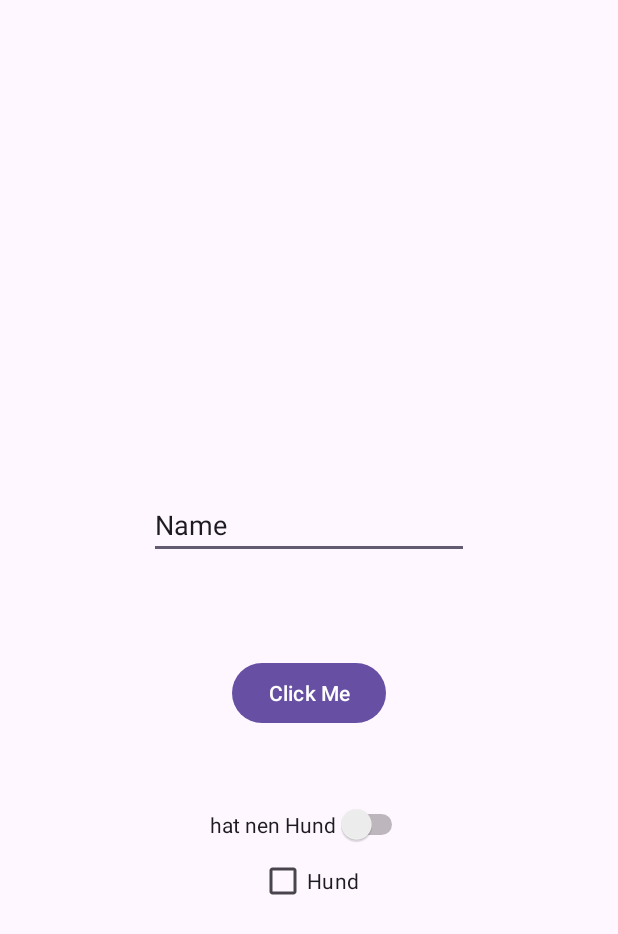
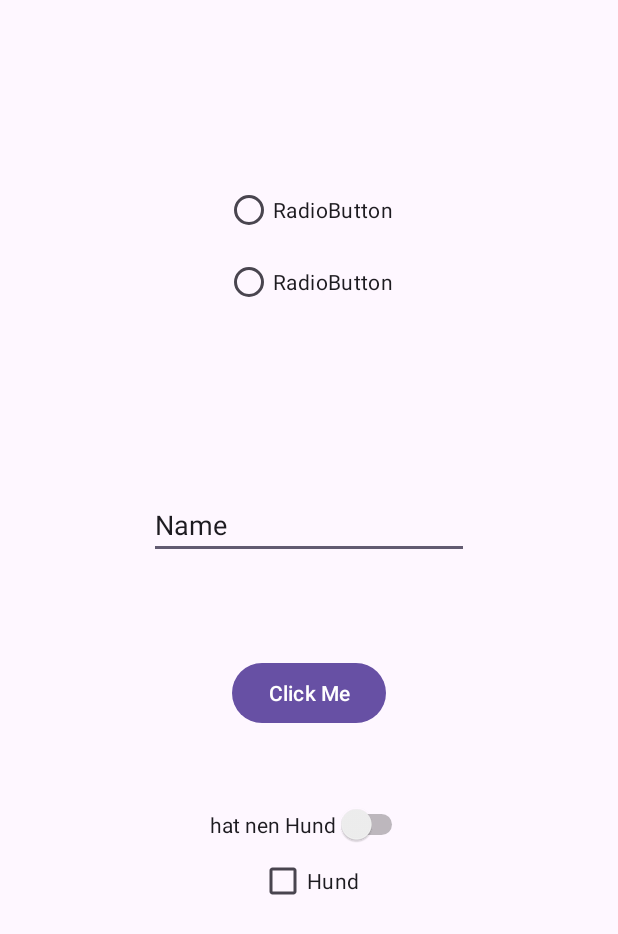
Before and after one commit to Till-Hemmerich-Syntax/Batch010_user_input, an Android app: the screen it shows after launch (MainActivity), on a phone screen of 412 x 824 dp. Shown: the top 934 px of the screen. Run offline under Robolectric (Android 15) with nearby library versions, the phone set to English and light mode, and no system bars.

Commit message:
added radioButton

```diff
--- a/app/src/main/java/com/syntax/hemmerich/batch010_user_input/MainActivity.kt
+++ b/app/src/main/java/com/syntax/hemmerich/batch010_user_input/MainActivity.kt
@@ -6,6 +6,7 @@ import android.widget.Button
 import android.widget.CheckBox
 import android.widget.EditText
 import android.widget.ImageView
+import android.widget.RadioGroup
 import android.widget.Switch
 import android.widget.TextView
 import androidx.constraintlayout.widget.ConstraintLayout
@@ -21,9 +22,18 @@ class MainActivity : AppCompatActivity() {
         var cbDog = findViewById<CheckBox>(R.id.cb_dog)
         var swDog = findViewById<Switch>(R.id.sw_dog)
         var clRoot = findViewById<ConstraintLayout>(R.id.cl_root)
+        var rgTest = findViewById<RadioGroup>(R.id.rg_test)
 
         clRoot.setOnClickListener {
             println("Wooop Wooop")
+
+            var selectedOption = rgTest.checkedRadioButtonId
+
+            when(selectedOption){
+                R.id.rb_awnser1 -> println("Awnser1")
+                R.id.rb_awnser2 -> println("Awnser2")
+            }
+
         }
         btnClickMe.setOnClickListener {
             var name = etName.text
--- a/app/src/main/res/layout/activity_main.xml
+++ b/app/src/main/res/layout/activity_main.xml
@@ -57,4 +57,28 @@
         app:layout_constraintStart_toStartOf="parent"
         app:layout_constraintTop_toBottomOf="@+id/sw_dog" />
 
+    <RadioGroup
+        android:id="@+id/rg_test"
+        android:layout_width="wrap_content"
+        android:layout_height="wrap_content"
+        app:layout_constraintBottom_toTopOf="@+id/et_name"
+        app:layout_constraintEnd_toEndOf="parent"
+        app:layout_constraintStart_toStartOf="parent"
+        app:layout_constraintTop_toTopOf="parent">
+
+        <RadioButton
+            android:id="@+id/rb_awnser1"
+            android:layout_width="match_parent"
+            android:layout_height="wrap_content"
+            android:text="RadioButton" />
+
+        <RadioButton
+            android:id="@+id/rb_awnser2"
+            android:layout_width="match_parent"
+            android:layout_height="wrap_content"
+            android:text="RadioButton" />
+    </RadioGroup>
+
+
+
 </androidx.constraintlayout.widget.ConstraintLayout>
```
